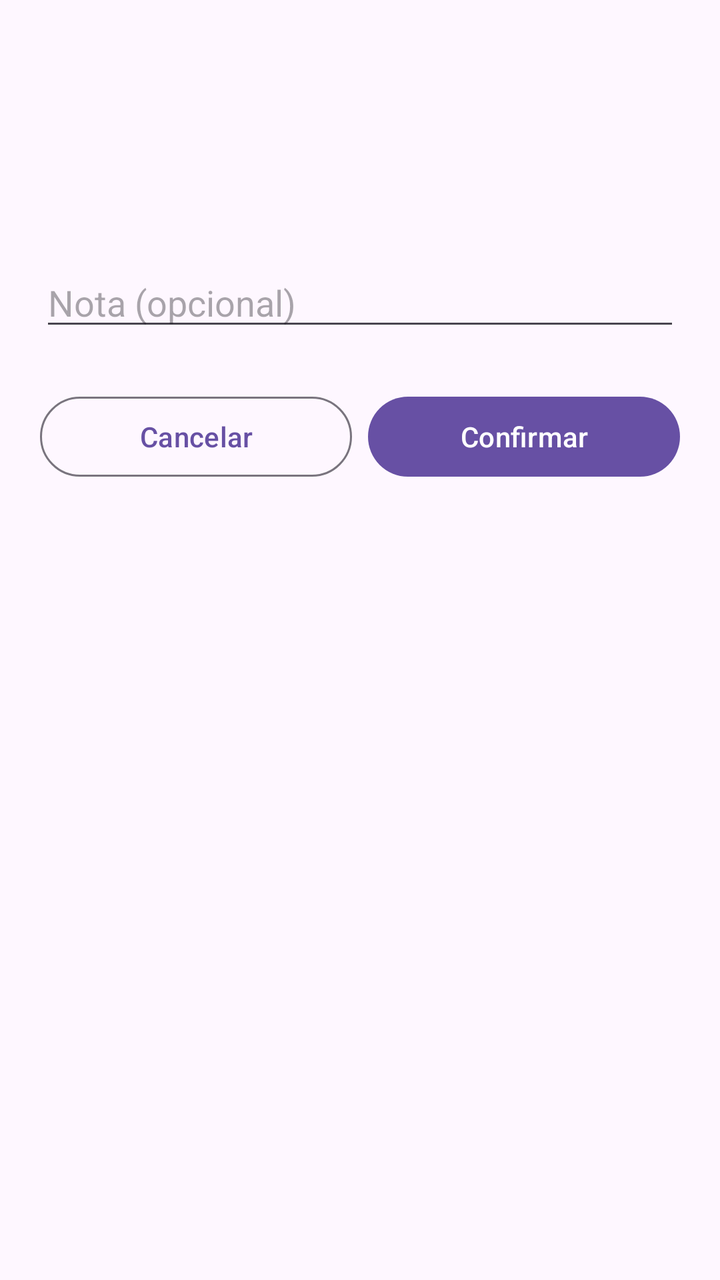
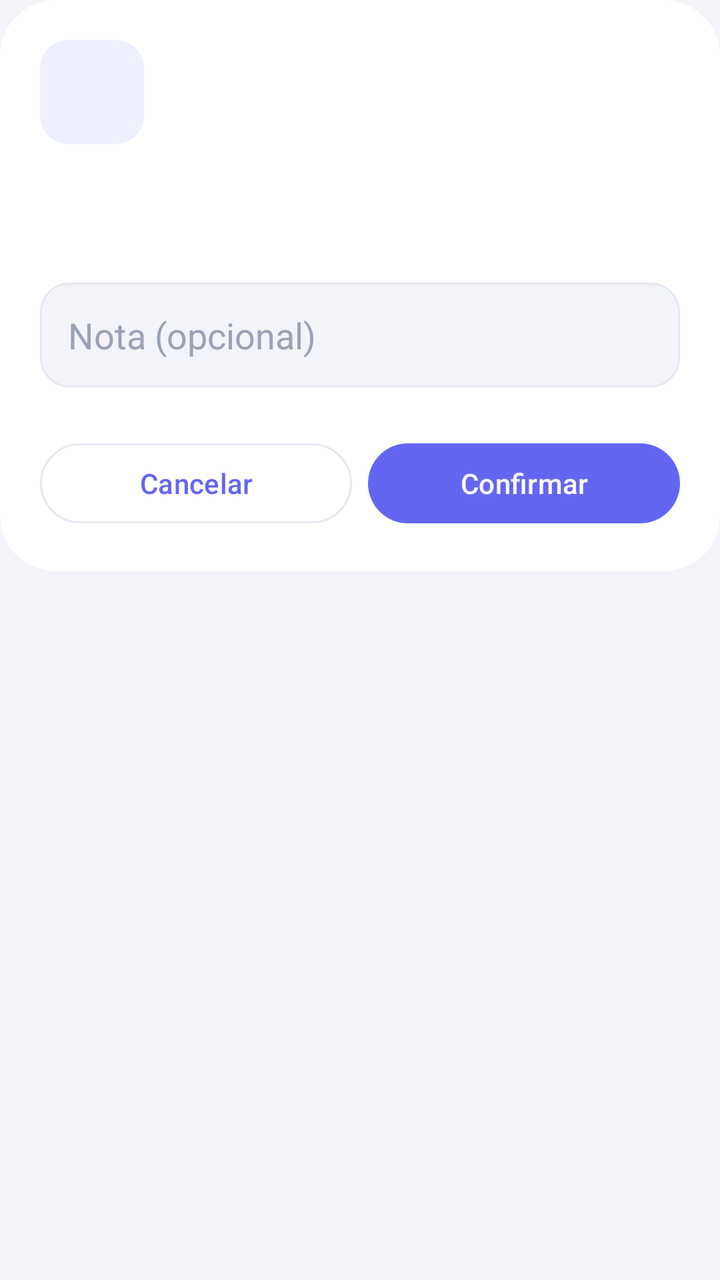

Compare the two renders of this Android layout. The source of the first and the diff that turns it into the second are given below.
<!-- AndroidManifest.xml: application theme Theme.ControlGastos -->
<!-- res/layout/dialog_movimiento.xml -->
<?xml version="1.0" encoding="utf-8"?>
<ScrollView xmlns:android="http://schemas.android.com/apk/res/android"
    android:layout_width="match_parent"
    android:layout_height="wrap_content">

    <LinearLayout
        android:layout_width="match_parent"
        android:layout_height="wrap_content"
        android:orientation="vertical"
        android:padding="20dp">

        <TextView
            android:id="@+id/tvTitulo"
            android:layout_width="match_parent"
            android:layout_height="wrap_content"
            android:textSize="20sp"
            android:textStyle="bold" />

        <TextView
            android:id="@+id/tvFecha"
            android:layout_width="match_parent"
            android:layout_height="wrap_content"
            android:paddingTop="4dp"
            android:textColor="?android:attr/textColorSecondary" />

        <TextView
            android:id="@+id/tvMonto"
            android:layout_width="match_parent"
            android:layout_height="wrap_content"
            android:paddingTop="8dp"
            android:paddingBottom="8dp"
            android:textSize="32sp" />

        <EditText
            android:id="@+id/etNota"
            android:layout_width="match_parent"
            android:layout_height="wrap_content"
            android:hint="Nota (opcional)"
            android:importantForAutofill="no"
            android:inputType="textCapSentences"
            android:maxLines="1" />

        
        <LinearLayout
            android:id="@+id/tecladoContenedor"
            android:layout_width="match_parent"
            android:layout_height="wrap_content"
            android:layout_marginTop="12dp"
            android:orientation="vertical" />

        <LinearLayout
            android:layout_width="match_parent"
            android:layout_height="wrap_content"
            android:layout_marginTop="12dp"
            android:orientation="horizontal">

            <Button
                android:id="@+id/btnCancelar"
                style="?attr/materialButtonOutlinedStyle"
                android:layout_width="0dp"
                android:layout_height="wrap_content"
                android:layout_marginEnd="4dp"
                android:layout_weight="1"
                android:text="Cancelar" />

            <Button
                android:id="@+id/btnConfirmar"
                android:layout_width="0dp"
                android:layout_height="wrap_content"
                android:layout_marginStart="4dp"
                android:layout_weight="1"
                android:text="Confirmar" />
        </LinearLayout>
    </LinearLayout>
</ScrollView>
<!-- resources referenced by this layout -->
<resources>
  <style name="Theme.ControlGastos" parent="Theme.Material3.DayNight.NoActionBar" />
</resources>

<!-- the commit's change to res/layout/dialog_movimiento.xml (unified diff, before → after) -->
@@ -6,39 +6,76 @@
     <LinearLayout
         android:layout_width="match_parent"
         android:layout_height="wrap_content"
+        android:background="@drawable/bg_dialogo"
         android:orientation="vertical"
         android:padding="20dp">
 
-        <TextView
-            android:id="@+id/tvTitulo"
+        <LinearLayout
             android:layout_width="match_parent"
             android:layout_height="wrap_content"
-            android:textSize="20sp"
-            android:textStyle="bold" />
+            android:gravity="center_vertical"
+            android:orientation="horizontal">
 
-        <TextView
-            android:id="@+id/tvFecha"
-            android:layout_width="match_parent"
-            android:layout_height="wrap_content"
-            android:paddingTop="4dp"
-            android:textColor="?android:attr/textColorSecondary" />
+            
+            <FrameLayout
+                android:id="@+id/contenedorIcono"
+                android:layout_width="52dp"
+                android:layout_height="52dp"
+                android:layout_marginEnd="12dp"
+                android:background="@drawable/bg_icono">
+
+                <ImageView
+                    android:id="@+id/ivIcono"
+                    android:layout_width="26dp"
+                    android:layout_height="26dp"
+                    android:layout_gravity="center"
+                    android:contentDescription="@null" />
+            </FrameLayout>
+
+            <LinearLayout
+                android:layout_width="0dp"
+                android:layout_height="wrap_content"
+                android:layout_weight="1"
+                android:orientation="vertical">
+
+                <TextView
+                    android:id="@+id/tvTitulo"
+                    android:layout_width="wrap_content"
+                    android:layout_height="wrap_content"
+                    android:textColor="@color/texto"
+                    android:textSize="17sp"
+                    android:textStyle="bold" />
+
+                <TextView
+                    android:id="@+id/tvFecha"
+                    android:layout_width="wrap_content"
+                    android:layout_height="wrap_content"
+                    android:textColor="@color/texto_suave"
+                    android:textSize="12sp" />
+            </LinearLayout>
+        </LinearLayout>
 
         <TextView
             android:id="@+id/tvMonto"
             android:layout_width="match_parent"
             android:layout_height="wrap_content"
-            android:paddingTop="8dp"
-            android:paddingBottom="8dp"
-            android:textSize="32sp" />
+            android:layout_marginTop="14dp"
+            android:layout_marginBottom="10dp"
+            android:textSize="34sp"
+            android:textStyle="bold" />
 
         <EditText
             android:id="@+id/etNota"
             android:layout_width="match_parent"
             android:layout_height="wrap_content"
+            android:background="@drawable/bg_campo"
             android:hint="Nota (opcional)"
             android:importantForAutofill="no"
             android:inputType="textCapSentences"
-            android:maxLines="1" />
+            android:maxLines="1"
+            android:padding="14dp"
+            android:textColor="@color/texto"
+            android:textColorHint="@color/etiqueta" />
 
         
         <LinearLayout
<!-- resource entries referenced after the edit -->
@@ -1,5 +1,43 @@
 <!-- resources referenced by this layout -->
 <resources>
-  <style name="Theme.ControlGastos" parent="Theme.Material3.DayNight.NoActionBar" />
+  <color name="etiqueta">#9AA3B5</color>
+  <color name="texto">#1F2433</color>
+  <color name="texto_suave">#6B7280</color>
+  <!-- drawable bg_campo (drawable) -->
+  <?xml version="1.0" encoding="utf-8"?>
+  <shape xmlns:android="http://schemas.android.com/apk/res/android" android:shape="rectangle">
+      <solid android:color="@color/fondo" />
+      <stroke android:width="1dp" android:color="@color/borde" />
+      <corners android:radius="14dp" />
+  </shape>
+  <!-- drawable bg_dialogo (drawable) -->
+  <?xml version="1.0" encoding="utf-8"?>
+  <shape xmlns:android="http://schemas.android.com/apk/res/android" android:shape="rectangle">
+      <solid android:color="@color/tarjeta" />
+      <corners android:radius="28dp" />
+  </shape>
+  <!-- drawable bg_icono (drawable) -->
+  <?xml version="1.0" encoding="utf-8"?>
+  <shape xmlns:android="http://schemas.android.com/apk/res/android" android:shape="rectangle">
+      <solid android:color="@color/lila" />
+      <corners android:radius="14dp" />
+  </shape>
+  <style name="Theme.ControlGastos" parent="Theme.Material3.Light.NoActionBar">
+          <item name="colorPrimary">@color/primario</item>
+          <item name="colorOnPrimary">@color/blanco</item>
+          <item name="colorSurface">@color/tarjeta</item>
+          <item name="colorOnSurface">@color/texto</item>
+          <item name="colorOutline">@color/borde</item>
+          <item name="android:colorBackground">@color/fondo</item>
+          <item name="android:windowBackground">@color/fondo</item>
+          <item name="android:statusBarColor">@color/fondo</item>
+          <item name="android:windowLightStatusBar">true</item>
+      </style>
+  <color name="fondo">#F3F4FA</color>
+  <color name="borde">#E6E8F2</color>
+  <color name="tarjeta">#FFFFFF</color>
+  <color name="lila">#EEF0FF</color>
+  <color name="primario">#6366F1</color>
+  <color name="blanco">#FFFFFF</color>
 </resources>
 
